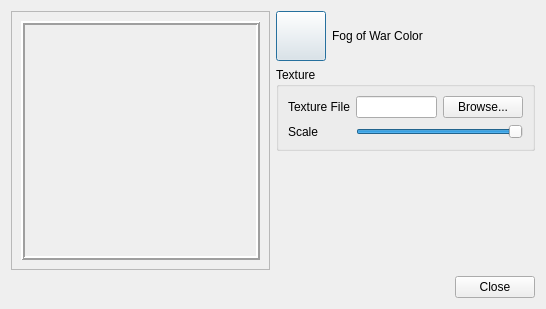
Qt form DMHelper/src/layerfowsettings.ui (MMetze/DMHelper) before a commit.
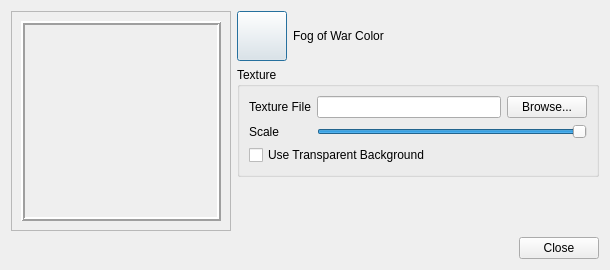
The same form after that commit. Icons and pictures are not drawn. Custom widgets are drawn as their Qt base class.

Commit message: Added the ability to make textured FOWs have a transparent background

The edit to the form file:
```diff
--- a/DMHelper/src/layerfowsettings.ui
+++ b/DMHelper/src/layerfowsettings.ui
@@ -6,8 +6,8 @@
    <rect>
     <x>0</x>
     <y>0</y>
-    <width>546</width>
-    <height>309</height>
+    <width>610</width>
+    <height>270</height>
    </rect>
   </property>
   <property name="windowTitle">
@@ -16,9 +16,9 @@
   <property name="styleSheet">
    <string notr="true">background-image: url(:/img/data/parchment.jpg);</string>
   </property>
-  <layout class="QVBoxLayout" name="verticalLayout_2">
+  <layout class="QVBoxLayout" name="verticalLayout_3">
    <item>
-    <layout class="QHBoxLayout" name="horizontalLayout_3" stretch="1,1">
+    <layout class="QHBoxLayout" name="horizontalLayout_3">
      <item>
       <widget class="QFrame" name="framePreview">
        <property name="frameShape">
@@ -69,7 +69,7 @@
       </widget>
      </item>
      <item>
-      <layout class="QVBoxLayout" name="verticalLayout">
+      <layout class="QVBoxLayout" name="verticalLayout_2">
        <item>
         <layout class="QHBoxLayout" name="horizontalLayout_2">
          <item>
@@ -105,6 +105,8 @@
          <property name="title">
           <string>Texture</string>
          </property>
+         <layout class="QVBoxLayout" name="verticalLayout">
+          <item>
          <layout class="QFormLayout" name="formLayout">
           <item row="0" column="0">
            <widget class="QLabel" name="label_2">
@@ -147,6 +149,18 @@
             </property>
             <property name="orientation">
              <enum>Qt::Horizontal</enum>
+              </property>
+             </widget>
+            </item>
+           </layout>
+          </item>
+          <item>
+           <widget class="QCheckBox" name="chkTransparent">
+            <property name="toolTip">
+             <string>If the texture file has transparent parts, those will not be filled by the fog of war</string>
+            </property>
+            <property name="text">
+             <string>Use Transparent Background</string>
             </property>
            </widget>
           </item>
```
Left out of the diff: 3 changed lines with no effect on the pictures. Lines whose indentation alone changed are shown as unchanged. The commit also changes 3 other files.
